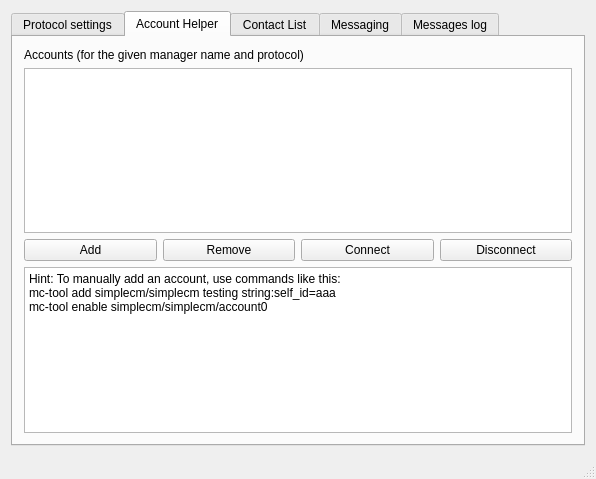
TelepathyIM/simple-cm, file example/MainWindow.ui: the form before one commit.
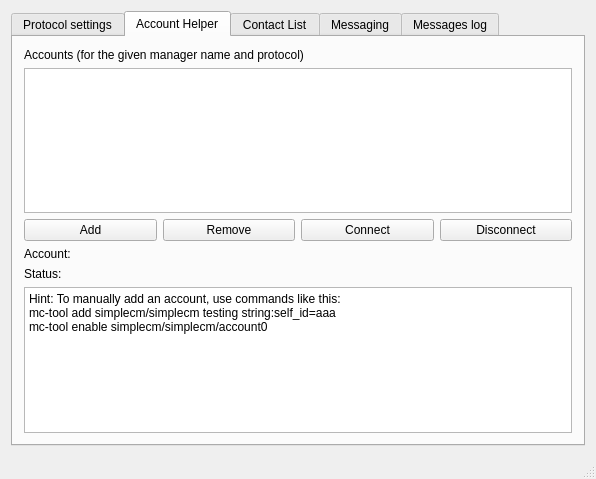
The form after the commit. The open tabs and pages were chosen to show the change.

Commit message: Example: Show the active account status in the UI

Diff of the .ui file:
```diff
--- a/example/MainWindow.ui
+++ b/example/MainWindow.ui
@@ -179,6 +179,55 @@
          </widget>
         </item>
         <item row="3" column="0" colspan="4">
+         <layout class="QHBoxLayout" name="horizontalLayout">
+          <item>
+           <layout class="QGridLayout" name="gridLayout_7">
+            <item row="0" column="0">
+             <widget class="QLabel" name="label_9">
+              <property name="text">
+               <string>Account:</string>
+              </property>
+             </widget>
+            </item>
+            <item row="0" column="1">
+             <widget class="QLabel" name="currentAccountId">
+              <property name="text">
+               <string notr="true">&lt;account_id&gt;</string>
+              </property>
+             </widget>
+            </item>
+            <item row="1" column="0">
+             <widget class="QLabel" name="label_11">
+              <property name="text">
+               <string>Status:</string>
+              </property>
+             </widget>
+            </item>
+            <item row="1" column="1">
+             <widget class="QLabel" name="currentAccountStatus">
+              <property name="text">
+               <string notr="true">&lt;status&gt;</string>
+              </property>
+             </widget>
+            </item>
+           </layout>
+          </item>
+          <item>
+           <spacer name="horizontalSpacer">
+            <property name="orientation">
+             <enum>Qt::Horizontal</enum>
+            </property>
+            <property name="sizeHint" stdset="0">
+             <size>
+              <width>40</width>
+              <height>20</height>
+             </size>
+            </property>
+           </spacer>
+          </item>
+         </layout>
+        </item>
+        <item row="4" column="0" colspan="4">
          <widget class="QPlainTextEdit" name="accountsHelpText">
           <property name="readOnly">
            <bool>true</bool>
```
The commit also changes 4 other files.
